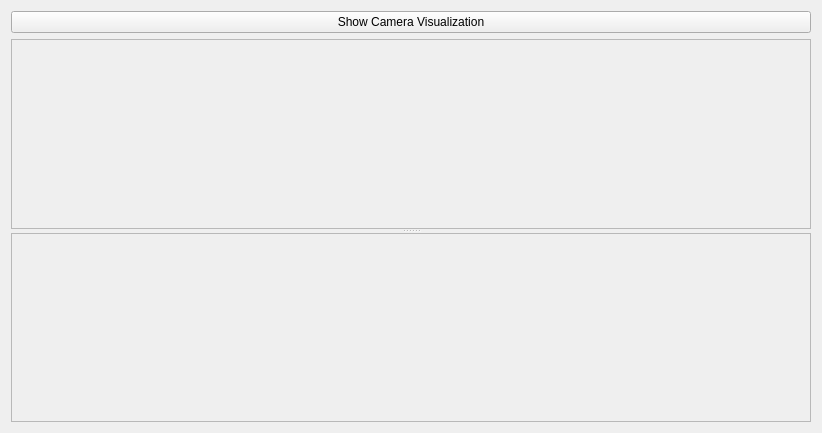
The window that room_concept/src/localUI.ui (robocomp/active_inference) describes before a commit, drawn with Qt 5.
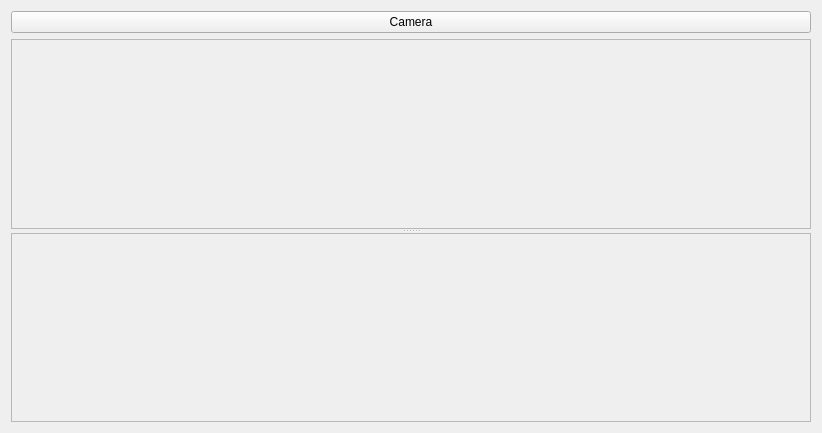
The same window after the commit.

Patch:
```diff
--- a/room_concept/src/localUI.ui
+++ b/room_concept/src/localUI.ui
@@ -17,7 +17,7 @@
    <item>
     <widget class="QPushButton" name="btn_camera_viz">
      <property name="text">
-      <string>Show Camera Visualization</string>
+            <string>Camera</string>
      </property>
      <property name="maximumHeight">
       <number>35</number>
```
